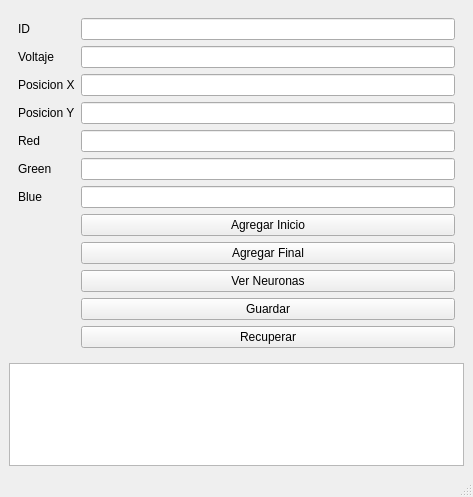
The window that mainwindow.ui (Binbounan/ACT89) describes before a commit, drawn with Qt 5.
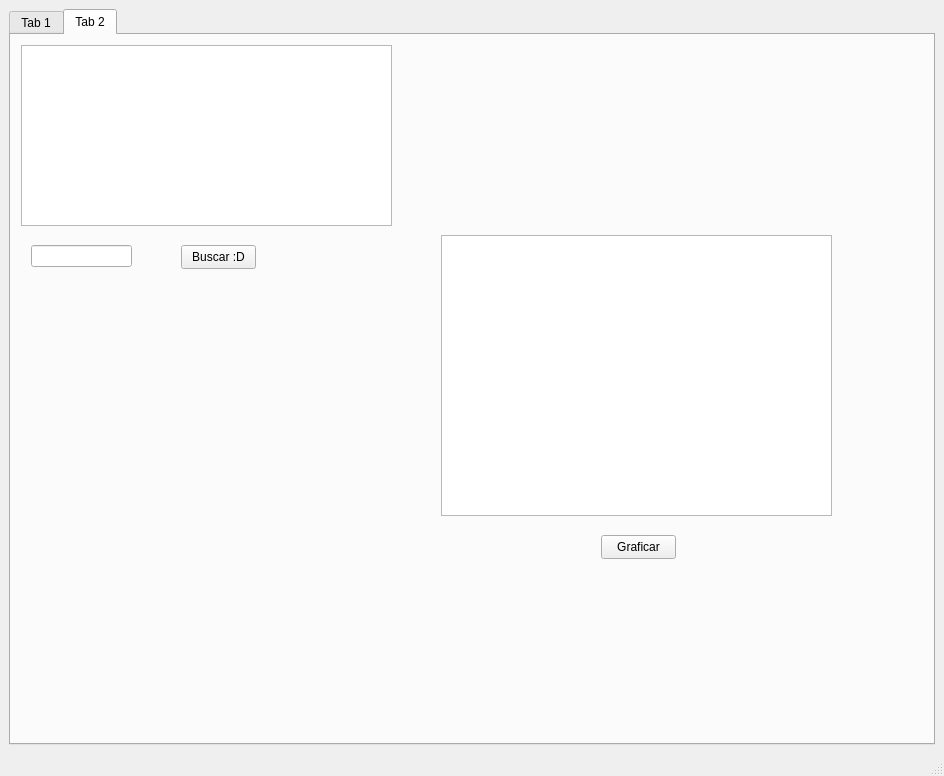
The same window after the commit.

Patch:
```diff
--- a/mainwindow.ui
+++ b/mainwindow.ui
@@ -6,8 +6,8 @@
    <rect>
     <x>0</x>
     <y>0</y>
-    <width>473</width>
-    <height>497</height>
+    <width>944</width>
+    <height>776</height>
    </rect>
   </property>
   <property name="windowTitle">
@@ -15,8 +15,24 @@
   </property>
   <widget class="QWidget" name="centralwidget">
    <layout class="QGridLayout" name="gridLayout_2">
-    <item row="0" column="0">
+    <item row="1" column="0">
+     <widget class="QTabWidget" name="tabWidget">
+      <property name="currentIndex">
+       <number>1</number>
+      </property>
+      <widget class="QWidget" name="tab_3">
+       <attribute name="title">
+        <string>Tab 1</string>
+       </attribute>
      <widget class="QWidget" name="widget" native="true">
+        <property name="geometry">
+         <rect>
+          <x>0</x>
+          <y>0</y>
+          <width>481</width>
+          <height>521</height>
+         </rect>
+        </property>
       <layout class="QGridLayout" name="gridLayout">
        <item row="25" column="1">
         <widget class="QPushButton" name="btnVerNeuronas">
@@ -126,10 +142,58 @@
          </property>
         </widget>
        </item>
-      </layout>
-     </widget>
-    </item>
-    <item row="1" column="0">
+         <item row="0" column="1">
+          <widget class="QLineEdit" name="campoId"/>
+         </item>
+         <item row="7" column="0">
+          <widget class="QLabel" name="labelPosX">
+           <property name="text">
+            <string>Posicion X</string>
+           </property>
+          </widget>
+         </item>
+         <item row="20" column="0">
+          <widget class="QLabel" name="labelBlue">
+           <property name="text">
+            <string>Blue</string>
+           </property>
+          </widget>
+         </item>
+         <item row="6" column="0">
+          <widget class="QLabel" name="labelVoltaje">
+           <property name="text">
+            <string>Voltaje</string>
+           </property>
+          </widget>
+         </item>
+         <item row="8" column="1">
+          <widget class="QLineEdit" name="campoPosY"/>
+         </item>
+         <item row="14" column="0">
+          <widget class="QLabel" name="labelRed">
+           <property name="text">
+            <string>Red</string>
+           </property>
+          </widget>
+         </item>
+         <item row="6" column="1">
+          <widget class="QLineEdit" name="campoVoltaje"/>
+         </item>
+         <item row="18" column="0">
+          <widget class="QLabel" name="labelGreen">
+           <property name="text">
+            <string>Green</string>
+           </property>
+          </widget>
+         </item>
+         <item row="22" column="1">
+          <widget class="QPushButton" name="btnAgregarFinal">
+           <property name="text">
+            <string>Agregar Final</string>
+           </property>
+          </widget>
+         </item>
+         <item row="28" column="1">
      <widget class="QPlainTextEdit" name="neuronasInfo">
       <property name="readOnly">
        <bool>true</bool>
@@ -138,6 +202,75 @@
     </item>
    </layout>
   </widget>
+      </widget>
+      <widget class="QWidget" name="tab_4">
+       <attribute name="title">
+        <string>Tab 2</string>
+       </attribute>
+       <widget class="QPlainTextEdit" name="aidi">
+        <property name="geometry">
+         <rect>
+          <x>10</x>
+          <y>10</y>
+          <width>371</width>
+          <height>181</height>
+         </rect>
+        </property>
+       </widget>
+       <widget class="QLineEdit" name="aidi1">
+        <property name="geometry">
+         <rect>
+          <x>20</x>
+          <y>210</y>
+          <width>101</width>
+          <height>22</height>
+         </rect>
+        </property>
+        <property name="text">
+         <string/>
+        </property>
+       </widget>
+       <widget class="QPushButton" name="BotonBuscar">
+        <property name="geometry">
+         <rect>
+          <x>170</x>
+          <y>210</y>
+          <width>75</width>
+          <height>24</height>
+         </rect>
+        </property>
+        <property name="text">
+         <string>Buscar :D</string>
+        </property>
+       </widget>
+       <widget class="QGraphicsView" name="dibujo">
+        <property name="geometry">
+         <rect>
+          <x>430</x>
+          <y>200</y>
+          <width>391</width>
+          <height>281</height>
+         </rect>
+        </property>
+       </widget>
+       <widget class="QPushButton" name="grafica">
+        <property name="geometry">
+         <rect>
+          <x>590</x>
+          <y>500</y>
+          <width>75</width>
+          <height>24</height>
+         </rect>
+        </property>
+        <property name="text">
+         <string>Graficar</string>
+        </property>
+       </widget>
+      </widget>
+     </widget>
+    </item>
+   </layout>
+  </widget>
   <widget class="QMenuBar" name="menubar">
    <property name="geometry">
     <rect>
```
Left out of the diff: 83 changed lines with no effect on the pictures. Lines whose indentation alone changed are shown as unchanged.
